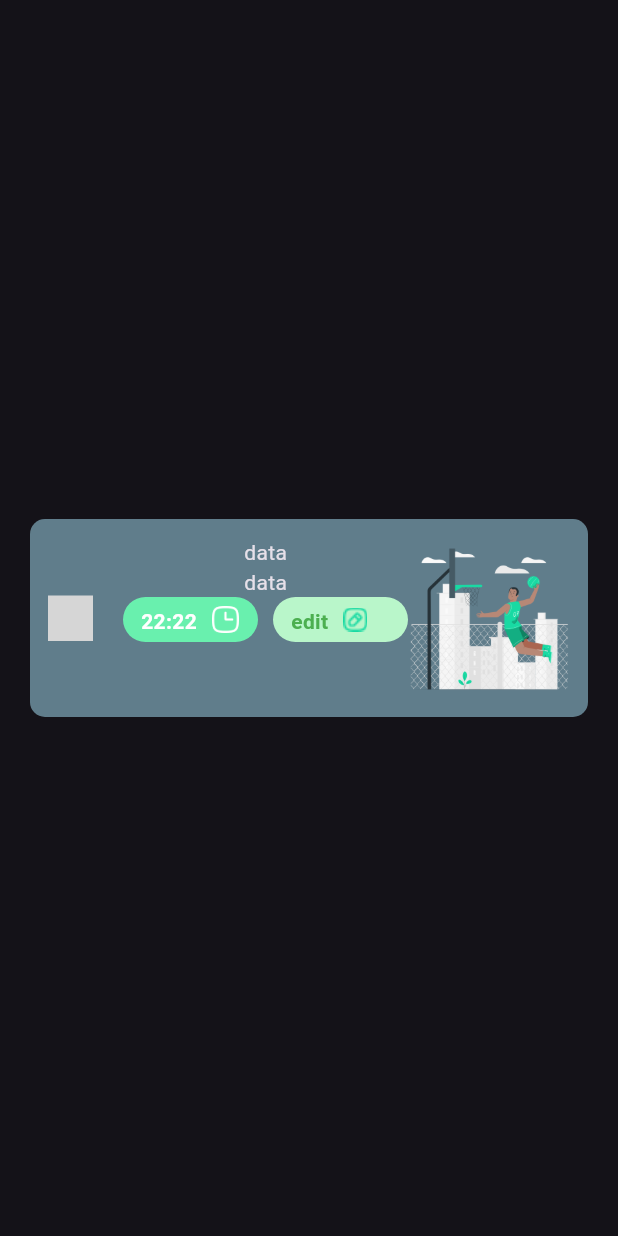
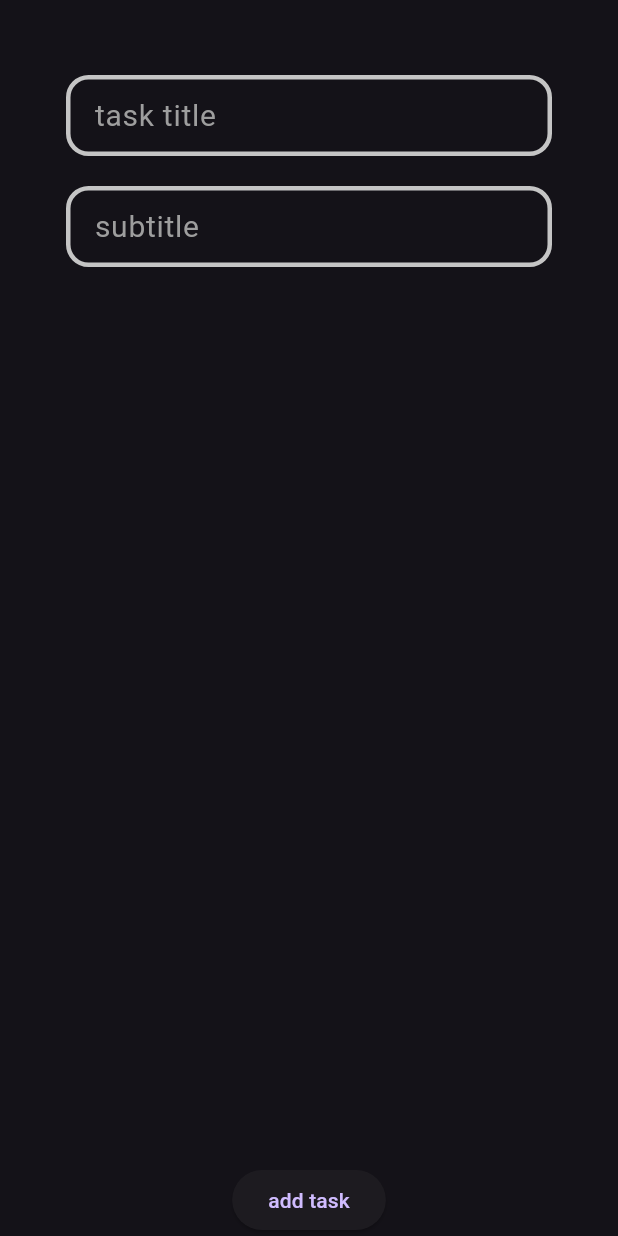
Before and after one commit to iamsaeedbm/note_app, a Flutter app: the screen it shows after launch, on a phone screen of 412 x 824 dp. Run offline on Flutter 3.47's test engine with Material 3 defaults, Android fonts, the phone set to English and light mode, and no system bars; our stand-ins replace hive_ce, hive_ce_flutter; missing offline and left inert: msh_checkbox; accounts and stored records are empty; grey boxes are pictures that could not be loaded.

Commit message:
add & modified hive

```diff
--- /dev/null
+++ b/lib/data/task.dart
@@ -0,0 +1,14 @@
+import 'package:hive_ce_flutter/hive_flutter.dart';
+
+part 'task.g.dart';
+
+@HiveType(typeId: 3)
+class Task {
+  Task({required this.title, required this.subTitle});
+
+  @HiveField(0)
+  String title;
+
+  @HiveField(1)
+  String subTitle;
+}
--- a/lib/main.dart
+++ b/lib/main.dart
@@ -1,10 +1,14 @@
 import 'package:flutter/material.dart';
 import 'package:hive_ce_flutter/hive_flutter.dart';
+import 'package:note_app/data/task.dart';
+import 'package:note_app/screens/add_task_screen.dart';
 import 'package:note_app/screens/home_screen.dart';
 
 void main() async {
   await Hive.initFlutter();
   await Hive.openBox('names');
+  Hive.registerAdapter(TaskAdapter());
+  await Hive.openBox<Task>('taskBox');
   runApp(MyApp());
 }
 
@@ -16,7 +20,7 @@ class MyApp extends StatelessWidget {
     return MaterialApp(
       debugShowCheckedModeBanner: false,
       theme: ThemeData.dark(),
-      home: HomeScreen(),
+      home: AddTaskScreen(),
     );
   }
 }
--- /dev/null
+++ b/lib/screens/add_task_screen.dart
@@ -0,0 +1,102 @@
+import 'package:flutter/material.dart';
+
+class AddTaskScreen extends StatefulWidget {
+  const AddTaskScreen({super.key});
+
+  @override
+  State<AddTaskScreen> createState() => _AddTaskScreenState();
+}
+
+class _AddTaskScreenState extends State<AddTaskScreen> {
+  FocusNode focusNode1 = FocusNode();
+  FocusNode focusNode2 = FocusNode();
+  final TextEditingController controllerTaskTitle = TextEditingController();
+  final TextEditingController controllerTaskSubTitle = TextEditingController();
+  @override
+  void initState() {
+    super.initState();
+    focusNode1.addListener(() {
+      setState(() {});
+    });
+
+    focusNode2.addListener(() {
+      setState(() {});
+    });
+  }
+
+  @override
+  Widget build(BuildContext context) {
+    return Scaffold(
+      body: SafeArea(
+        child: Center(
+          child: Column(
+            children: [
+              SizedBox(height: 50.0),
+              Padding(
+                padding: EdgeInsets.symmetric(horizontal: 44),
+                child: TextField(
+                  controller: controllerTaskTitle,
+                  focusNode: focusNode1,
+                  decoration: InputDecoration(
+                    contentPadding: EdgeInsets.symmetric(
+                      horizontal: 15,
+                      vertical: 15,
+                    ),
+                    labelText: 'task title',
+                    labelStyle: TextStyle(
+                      fontSize: 20,
+                      color: focusNode1.hasFocus ? Colors.green : Colors.grey,
+                    ),
+                    enabledBorder: OutlineInputBorder(
+                      borderRadius: BorderRadius.all(Radius.circular(15)),
+                      borderSide: BorderSide(
+                        color: Color(0xffC5C5C5),
+                        width: 3.0,
+                      ),
+                    ),
+                    focusedBorder: OutlineInputBorder(
+                      borderRadius: BorderRadius.all(Radius.circular(15)),
+                      borderSide: BorderSide(width: 3, color: Colors.green),
+                    ),
+                  ),
+                ),
+              ),
+              SizedBox(height: 20.0),
+              Padding(
+                padding: EdgeInsets.symmetric(horizontal: 44),
+                child: TextField(
+                  controller: controllerTaskTitle,
+                  focusNode: focusNode2,
+                  decoration: InputDecoration(
+                    contentPadding: EdgeInsets.symmetric(
+                      horizontal: 15,
+                      vertical: 15,
+                    ),
+                    labelText: 'subtitle',
+                    labelStyle: TextStyle(
+                      fontSize: 20,
+                      color: focusNode2.hasFocus ? Colors.green : Colors.grey,
+                    ),
+                    enabledBorder: OutlineInputBorder(
+                      borderRadius: BorderRadius.all(Radius.circular(15)),
+                      borderSide: BorderSide(
+                        color: Color(0xffC5C5C5),
+                        width: 3.0,
+                      ),
+                    ),
+                    focusedBorder: OutlineInputBorder(
+                      borderRadius: BorderRadius.all(Radius.circular(15)),
+                      borderSide: BorderSide(width: 3, color: Colors.green),
+                    ),
+                  ),
+                ),
+              ),
+              Spacer(),
+              ElevatedButton(onPressed: () {}, child: Text('add task')),
+            ],
+          ),
+        ),
+      ),
+    );
+  }
+}
--- a/lib/screens/home_screen.dart
+++ b/lib/screens/home_screen.dart
@@ -40,6 +40,13 @@ class _HomeScreenState extends State<HomeScreen> {
     return Row(
       mainAxisAlignment: MainAxisAlignment.end,
       children: [
+        Expanded(
+          child: Column(
+            crossAxisAlignment: CrossAxisAlignment.end,
+            children: [
+              Row(
+                mainAxisAlignment: MainAxisAlignment.spaceBetween,
+                children: [
                   MSHCheckbox(
                     size: 30,
                     value: isChecked,
@@ -53,8 +60,16 @@ class _HomeScreenState extends State<HomeScreen> {
                       });
                     },
                   ),
+                  Text('title'),
+                ],
+              ),
+              Text('second title'),
               Spacer(),
               getTimeAndEditBadgs(),
+            ],
+          ),
+        ),
+        SizedBox(width: 20),
         Image.asset('images/workout.png'),
       ],
     );
@@ -63,8 +78,6 @@ class _HomeScreenState extends State<HomeScreen> {
   Column getTimeAndEditBadgs() {
     return Column(
       children: [
-        Text('data'),
-        Text('data'),
         Row(
           children: [
             Container(
```
Also changed, not shown: lib/data/task.g.dart (added), lib/hive_registrar.g.dart (added). Lines whose indentation alone changed are shown as unchanged.
